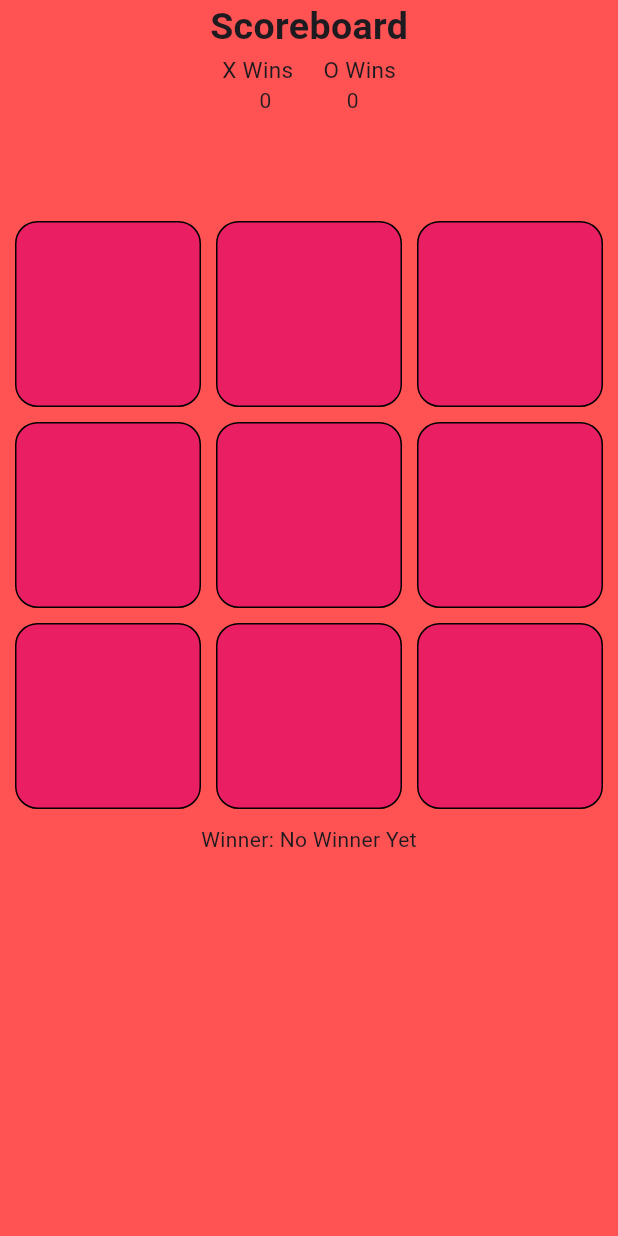
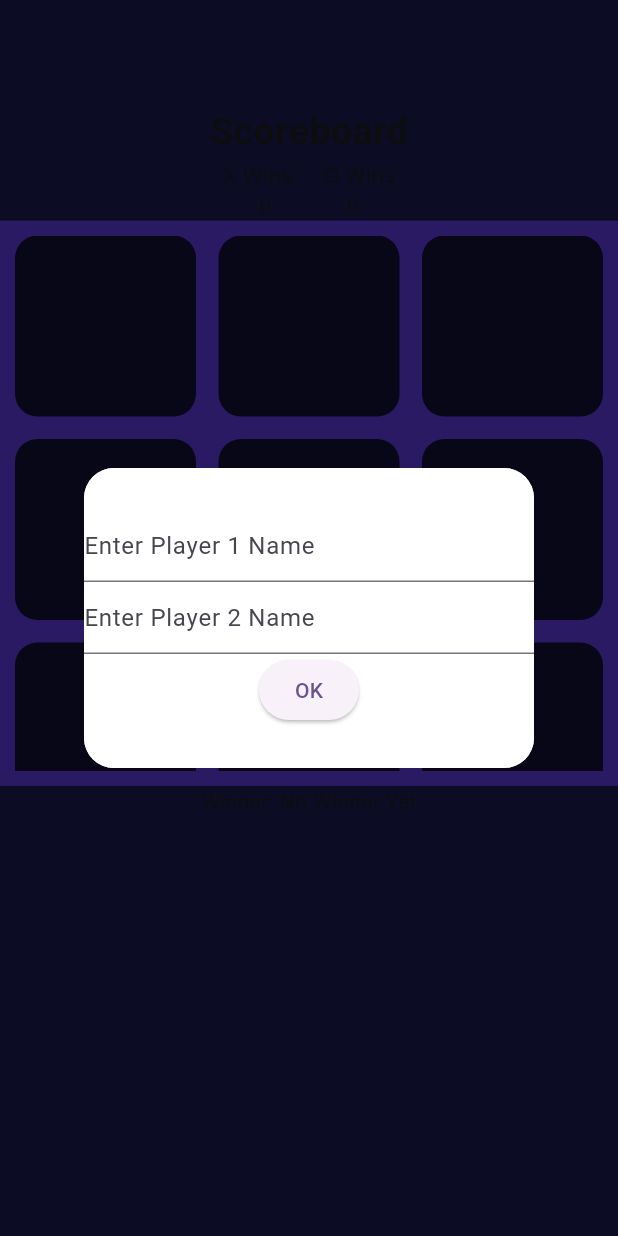
Before and after one commit to 3SyedShayan/Tic-Tac-Toe, a Flutter app: the screen it shows after launch, on a phone screen of 412 x 824 dp. Run offline on Flutter 3.47's test engine with Material 3 defaults, Android fonts, the phone set to English and light mode, and no system bars; our stand-ins replace flutter_riverpod, google_fonts.

Commit message:
Getting Names from User

```diff
--- a/lib/screens/home.dart
+++ b/lib/screens/home.dart
@@ -1,8 +1,8 @@
 import 'package:flutter/material.dart';
-
 import 'package:tic_tac_toe/riverpod/winner.dart';
 import 'package:tic_tac_toe/widgets/grid.dart';
 import 'package:flutter_riverpod/flutter_riverpod.dart';
+import 'package:tic_tac_toe/widgets/name_dialog.dart';
 import 'package:tic_tac_toe/widgets/scoreboard.dart';
 
 class HomeScreen extends ConsumerStatefulWidget {
@@ -14,23 +14,38 @@ class HomeScreen extends ConsumerStatefulWidget {
 }
 
 class _HomeScreenState extends ConsumerState<HomeScreen> {
+  void getName() {
+    showDialog(
+      context: context,
+      barrierDismissible: false,
+      builder: (context) => NameDialog(),
+    );
+  }
+
+  @override
+  void initState() {
+    super.initState();
+    WidgetsBinding.instance.addPostFrameCallback((_) {
+      getName();
+    });
+  }
+
   @override
   Widget build(BuildContext context) {
     return Scaffold(
-      backgroundColor: Colors.redAccent,
+      backgroundColor: Color.fromRGBO(26, 27, 79, 1),
       body: Column(
         children: [
-
-          Expanded(child: Scoreboard()),
+          SizedBox(height: 70),
+          Scoreboard(),
           Expanded(
-            flex: 3,
-
-            child: Padding(padding: EdgeInsets.all(10), child: Grid()),
+            child: Container(
+              color: Color.fromRGBO(92, 54, 216, 1),
+              child: Padding(padding: EdgeInsets.all(10), child: Grid()),
+            ),
           ),
-          Expanded(
-            flex: 2,
-            child: Text("Winner: ${ref.watch(winnerProvider).winner}"),
-          ),
+          Text("Winner: ${ref.watch(winnerProvider).winner}"),
+          SizedBox(height: 280),
         ],
       ),
     );
--- a/lib/widgets/grid.dart
+++ b/lib/widgets/grid.dart
@@ -1,5 +1,6 @@
 import 'package:flutter/material.dart';
 import 'package:flutter_riverpod/flutter_riverpod.dart';
+import 'package:tic_tac_toe/riverpod/players_name.dart';
 import 'package:tic_tac_toe/riverpod/restart_game.dart';
 import 'package:tic_tac_toe/riverpod/winner.dart';
 import 'package:tic_tac_toe/widgets/dialogbox.dart';
@@ -13,7 +14,7 @@ class Grid extends ConsumerStatefulWidget {
 }
 
 class _GridState extends ConsumerState<Grid> {
-  bool playerX = true;
+  bool _playerX = true;
 
   List<String> grid = ['', '', '', '', '', '', '', '', ''];
   List<int> winBoxes = [];
@@ -105,17 +106,19 @@ class _GridState extends ConsumerState<Grid> {
     setState(() {
       grid = ['', '', '', '', '', '', '', '', ''];
     });
+    print(ref.read(playerName1));
+    print(ref.read(playerName2));
     winBoxes = [];
     Navigator.of(context).pop();
   }
 
   void displayXO(int index, BuildContext context) {
-    if (playerX && grid[index] == '') {
+    if (_playerX && grid[index] == '') {
       setState(() {
         Uri.http('console.firebase.google.com');
         grid[index] = 'X';
       });
-    } else if (!playerX && grid[index] == '') {
+    } else if (!_playerX && grid[index] == '') {
       setState(() {
         grid[index] = 'O';
       });
@@ -125,7 +128,7 @@ class _GridState extends ConsumerState<Grid> {
       );
       return;
     }
-    playerX = !playerX;
+    _playerX = !_playerX;
     winnerXO();
   }
 
@@ -145,8 +148,8 @@ class _GridState extends ConsumerState<Grid> {
     return GridView.builder(
       gridDelegate: SliverGridDelegateWithFixedCrossAxisCount(
         crossAxisCount: 3,
-        crossAxisSpacing: 10,
-        mainAxisSpacing: 10,
+        crossAxisSpacing: 15,
+        mainAxisSpacing: 15,
       ),
       itemCount: 9,
       itemBuilder:
@@ -157,8 +160,11 @@ class _GridState extends ConsumerState<Grid> {
             child: Container(
               decoration: BoxDecoration(
                 borderRadius: BorderRadius.circular(15),
-                border: Border.all(color: Colors.black),
-                color: winBoxes.contains(index) ? Colors.amber : Colors.pink,
+
+                color:
+                    winBoxes.contains(index)
+                        ? Color.fromRGBO(17, 16, 50, 1)
+                        : Color.fromRGBO(17, 16, 50, 1),
               ),
               padding: EdgeInsets.all(10),
               child: Center(
--- /dev/null
+++ b/lib/widgets/name_dialog.dart
@@ -0,0 +1,59 @@
+import 'package:flutter/material.dart';
+import 'package:flutter/src/widgets/framework.dart';
+import 'package:flutter_riverpod/flutter_riverpod.dart';
+import 'package:tic_tac_toe/riverpod/players_name.dart';
+
+class NameDialog extends ConsumerWidget {
+  NameDialog({super.key});
+
+  TextEditingController player1Controller = TextEditingController();
+  TextEditingController player2Controller = TextEditingController();
+  @override
+  Widget build(BuildContext context, WidgetRef ref) {
+    return Dialog(
+      shape: RoundedRectangleBorder(borderRadius: BorderRadius.circular(20)),
+      child: Container(
+        height: 200,
+        width: 300,
+        decoration: BoxDecoration(
+          color: Colors.white,
+          borderRadius: BorderRadius.circular(20),
+        ),
+        child: Column(
+          mainAxisAlignment: MainAxisAlignment.center,
+          children: [
+            TextField(
+              controller: player1Controller,
+
+              decoration: InputDecoration(hintText: "Enter Player 1 Name"),
+            ),
+            TextField(
+              controller: player2Controller,
+              decoration: InputDecoration(hintText: "Enter Player 2 Name"),
+            ),
+            ElevatedButton(
+              onPressed: () {
+                final name1 = player1Controller.text.trim();
+                final name2 = player2Controller.text.trim();
+                if (name1.length >= 2 && name2.length >= 2) {
+                  player1Controller.text = player1Controller.text;
+                  player2Controller.text = player2Controller.text;
+                  Navigator.pop(context);
+                } else {
+                  ScaffoldMessenger.of(context).showSnackBar(
+                    SnackBar(
+                      content: Text("Please enter both names"),
+                      duration: Duration(seconds: 2),
+                    ),
+                  );
+                  return;
+                }
+              },
+              child: Text("OK"),
+            ),
+          ],
+        ),
+      ),
+    );
+  }
+}
```
Also changed, not shown: lib/riverpod/players_name.dart (added, +9 -0 lines), lib/widgets/constants.dart (added, +9 -0 lines).
